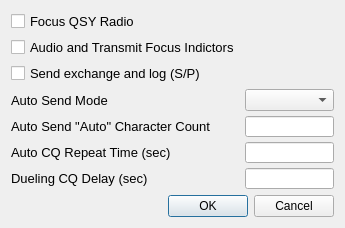
Above: so2sdr/settingsdialog.ui from n4ogw/so2sdr before the change. Below: the same form after it.
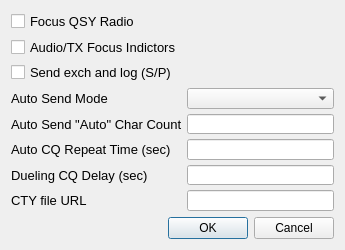
That is the form after the change.

Patch:
```diff
--- a/so2sdr/settingsdialog.ui
+++ b/so2sdr/settingsdialog.ui
@@ -7,7 +7,7 @@
     <x>0</x>
     <y>0</y>
     <width>345</width>
-    <height>228</height>
+    <height>250</height>
    </rect>
   </property>
   <property name="sizePolicy">
@@ -19,13 +19,13 @@
   <property name="minimumSize">
    <size>
     <width>345</width>
-    <height>228</height>
+    <height>250</height>
    </size>
   </property>
   <property name="maximumSize">
    <size>
     <width>345</width>
-    <height>228</height>
+    <height>250</height>
    </size>
   </property>
   <property name="windowTitle">
@@ -72,7 +72,7 @@
         <string>LED indicators to show audio and transmit focus</string>
        </property>
        <property name="text">
-        <string>Audio and Transmit Focus Indictors</string>
+        <string>Audio/TX Focus Indictors</string>
        </property>
       </widget>
      </item>
@@ -87,7 +87,7 @@
         <string>Immediately log QSO when sending exchange (S&amp;P mode)</string>
        </property>
        <property name="text">
-        <string>Send exchange and log (S/P)</string>
+        <string>Send exch and log (S/P)</string>
        </property>
       </widget>
      </item>
@@ -102,7 +102,7 @@
         <string>Automatically start CW when this many characters are entered in the callsign (Set to 0 to disable)</string>
        </property>
        <property name="text">
-        <string>Auto Send &quot;Auto&quot; Character Count</string>
+        <string>Auto Send &quot;Auto&quot; Char Count</string>
        </property>
       </widget>
      </item>
@@ -154,6 +154,26 @@
      <item row="3" column="1">
       <widget class="QComboBox" name="AutoSendComboBox"/>
      </item>
+     <item row="7" column="0">
+      <widget class="QLabel" name="label_5">
+       <property name="font">
+        <font>
+         <family>Liberation Sans</family>
+         <pointsize>10</pointsize>
+        </font>
+       </property>
+       <property name="text">
+        <string>CTY file URL</string>
+       </property>
+      </widget>
+     </item>
+     <item row="7" column="1">
+      <widget class="QLineEdit" name="ctyLineEdit">
+       <property name="toolTip">
+        <string>URL for CTY file. Leave blank to disable CTY file download.</string>
+       </property>
+      </widget>
+     </item>
     </layout>
    </item>
    <item>
```
